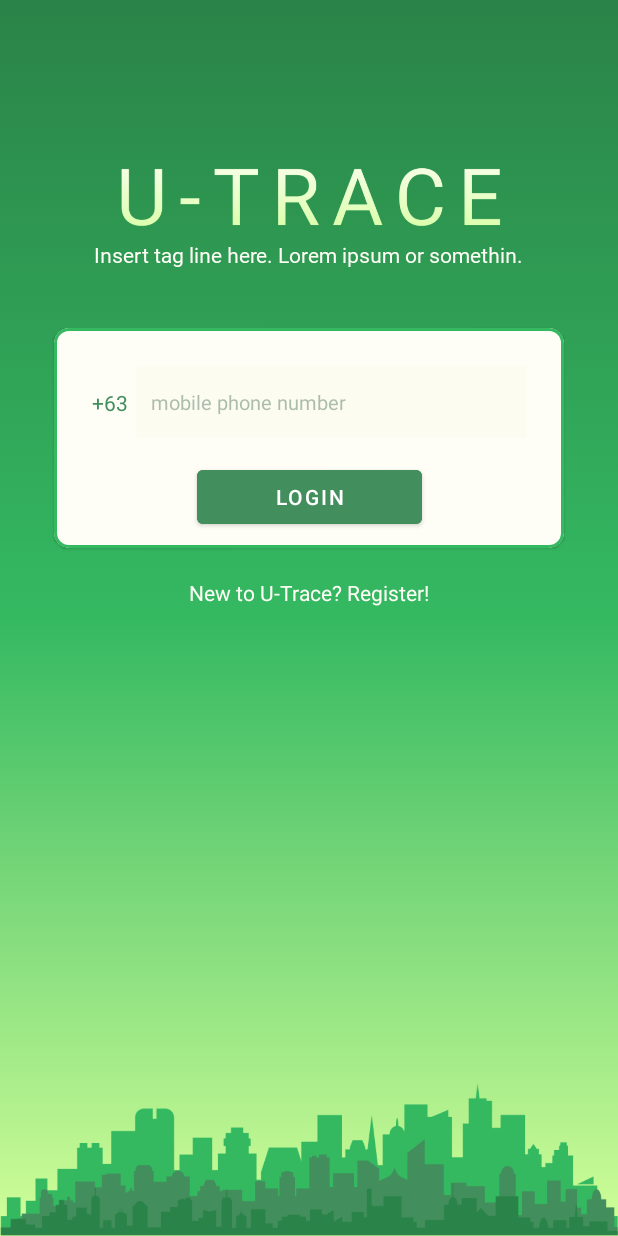
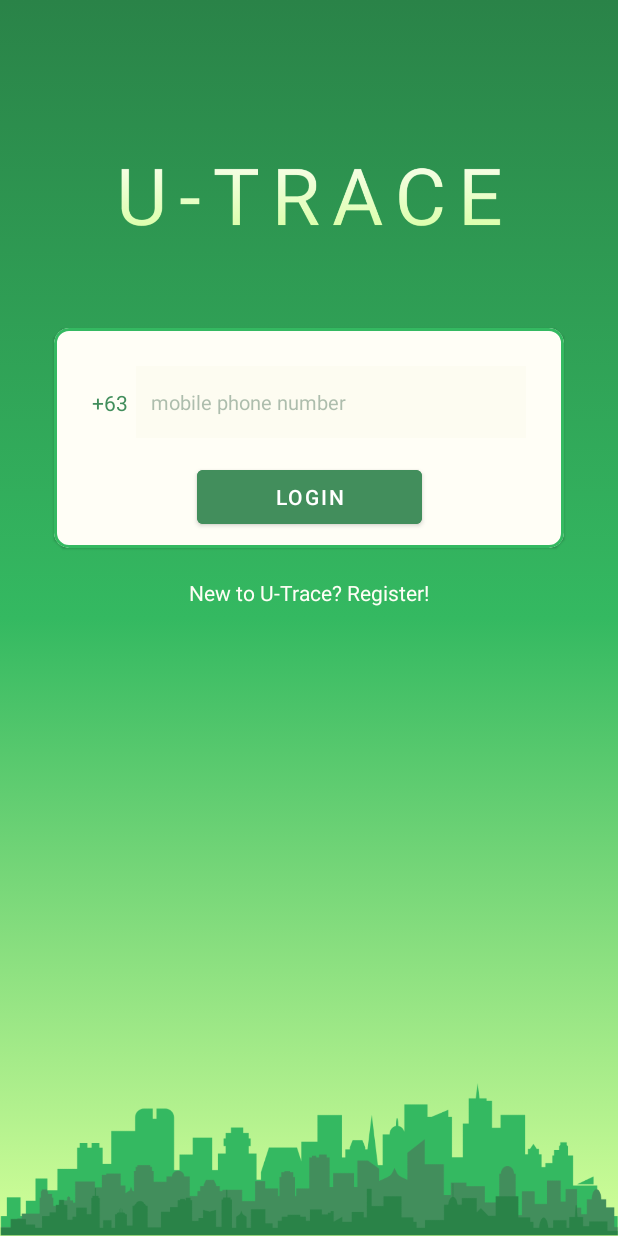
Before and after one commit to utracedlsu/U-Trace, an Android app: the screen it shows after launch (LoginActivity), on a phone screen of 412 x 824 dp. Run offline under Robolectric (Android 15) with nearby library versions, the phone set to English and light mode, and no system bars; our stand-ins replace Firebase (no records; nobody signed in at launch, a user with empty details on screens opened directly), RxJava; libraries missing offline, so code that uses them is left out: org.eazegraph.lib, pub.devrel.easypermissions.

Commit message:
removed tagline in login

```diff
--- a/app/src/main/res/layout/activity_login.xml
+++ b/app/src/main/res/layout/activity_login.xml
@@ -25,7 +25,7 @@
         android:layout_height="wrap_content"
         android:layout_marginTop="160dp"
         android:fontFamily="@font/roboto_regular"
-        android:text="Insert tag line here. Lorem ipsum or somethin."
+        android:text=""
         android:textColor="#FFFEF6"
         app:layout_constraintEnd_toEndOf="parent"
         app:layout_constraintStart_toStartOf="parent"
```
